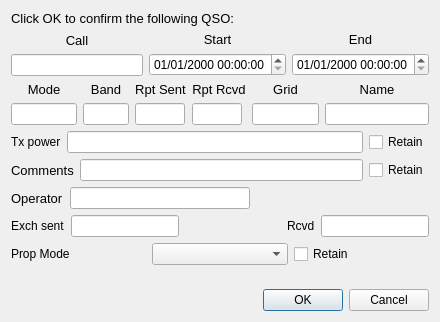
First picture: the form in widgets/logqso.ui, repository uaro-radio/wsjtx, before the edit.
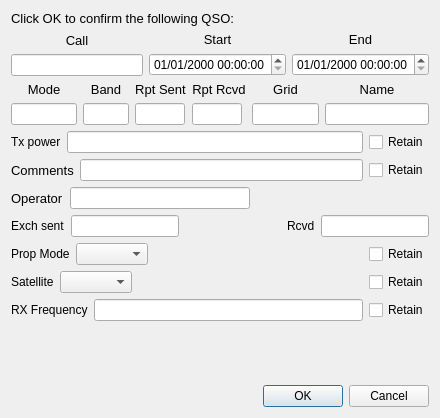
Second picture: the form after the edit.

Commit message: Support for SAT mode and FREQ_RX (DF2ET patch)

Diff of the .ui file:
```diff
--- a/widgets/logqso.ui
+++ b/widgets/logqso.ui
@@ -7,7 +7,7 @@
     <x>0</x>
     <y>0</y>
     <width>440</width>
-    <height>322</height>
+    <height>418</height>
    </rect>
   </property>
   <property name="sizePolicy">
@@ -490,7 +490,7 @@
     </layout>
    </item>
    <item>
-    <layout class="QHBoxLayout" name="horizontalLayout_8" stretch="0,0,0">
+    <layout class="QHBoxLayout" name="horizontalLayout_8" stretch="0,0,0,0">
      <item>
       <widget class="QLabel" name="label_5">
        <property name="text">
@@ -504,6 +504,19 @@
      <item>
       <widget class="QComboBox" name="comboBoxPropMode"/>
      </item>
+     <item>
+      <spacer name="horizontalSpacer_3">
+       <property name="orientation">
+        <enum>Qt::Horizontal</enum>
+       </property>
+       <property name="sizeHint" stdset="0">
+        <size>
+         <width>40</width>
+         <height>20</height>
+        </size>
+       </property>
+      </spacer>
+     </item>
      <item>
       <widget class="QCheckBox" name="cbPropMode">
        <property name="text">
@@ -513,6 +526,76 @@
      </item>
     </layout>
    </item>
+   <item>
+    <layout class="QHBoxLayout" name="horizontalLayout_10">
+     <property name="leftMargin">
+      <number>0</number>
+     </property>
+     <property name="topMargin">
+      <number>0</number>
+     </property>
+     <property name="rightMargin">
+      <number>0</number>
+     </property>
+     <property name="bottomMargin">
+      <number>0</number>
+     </property>
+     <item>
+      <widget class="QLabel" name="label_6">
+       <property name="text">
+        <string>Satellite</string>
+       </property>
+       <property name="buddy">
+        <cstring>comboBoxSatellite</cstring>
+       </property>
+      </widget>
+     </item>
+     <item>
+      <widget class="QComboBox" name="comboBoxSatellite"/>
+     </item>
+     <item>
+      <spacer name="horizontalSpacer_4">
+       <property name="orientation">
+        <enum>Qt::Horizontal</enum>
+       </property>
+       <property name="sizeHint" stdset="0">
+        <size>
+         <width>40</width>
+         <height>20</height>
+        </size>
+       </property>
+      </spacer>
+     </item>
+     <item>
+      <widget class="QCheckBox" name="cbSatellite">
+       <property name="text">
+        <string>Retain</string>
+       </property>
+      </widget>
+     </item>
+    </layout>
+   </item>
+   <item>
+    <layout class="QHBoxLayout" name="horizontalLayout_7">
+     <item>
+      <widget class="QLabel" name="label_7">
+       <property name="text">
+        <string>RX Frequency</string>
+       </property>
+      </widget>
+     </item>
+     <item>
+      <widget class="QLineEdit" name="freqRx"/>
+     </item>
+     <item>
+      <widget class="QCheckBox" name="cbFreqRx">
+       <property name="text">
+        <string>Retain</string>
+       </property>
+      </widget>
+     </item>
+    </layout>
+   </item>
    <item>
     <spacer name="verticalSpacer">
      <property name="orientation">
@@ -521,7 +604,7 @@
      <property name="sizeHint" stdset="0">
       <size>
        <width>20</width>
-       <height>0</height>
+       <height>40</height>
       </size>
      </property>
     </spacer>
```
The commit also changes 12 other files.
